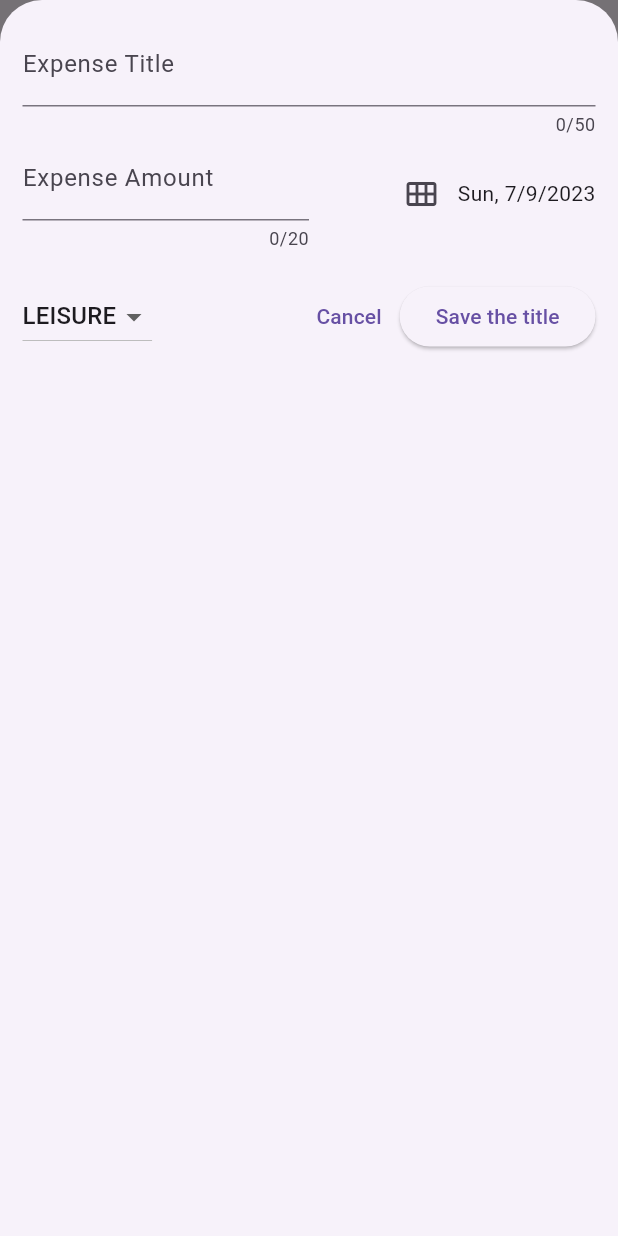
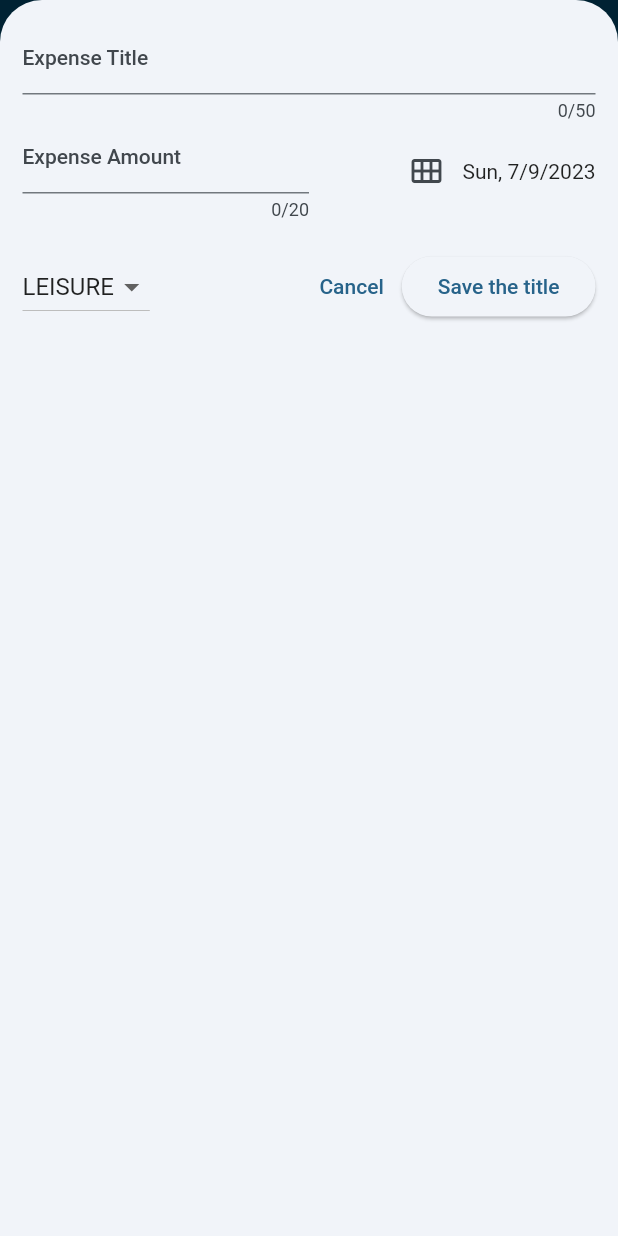
Before and after one commit to MarkMeme/Expenses-Tracker-App, a Flutter app: the screen it shows after launch, after a tap on the "add box" icon, on a phone screen of 412 x 824 dp. Run offline on Flutter 3.47's test engine with Material 2 defaults, Android fonts, the phone set to English and light mode, and no system bars.

Commit message:
theme is done

```diff
--- a/lib/main.dart
+++ b/lib/main.dart
@@ -4,6 +4,11 @@ import 'package:flutter/material.dart';
 void main() {
   runApp(const MyApp());
 }
+
+var kColorScheme = ColorScheme.fromSeed(seedColor: Colors.lightBlue);
+
+var kDarkColorScheme =
+    ColorScheme.fromSeed(seedColor: const Color.fromARGB(255, 59, 32, 104));
 
 class MyApp extends StatelessWidget {
   const MyApp({super.key});
@@ -12,9 +17,23 @@ class MyApp extends StatelessWidget {
   @override
   Widget build(BuildContext context) {
     return MaterialApp(
+      debugShowCheckedModeBanner: false,
       themeMode: ThemeMode.light,
-      debugShowCheckedModeBanner: false,
-      theme: ThemeData(useMaterial3: true),
+      darkTheme: ThemeData().copyWith(
+          colorScheme: kDarkColorScheme,
+          appBarTheme: const AppBarTheme().copyWith(
+              backgroundColor: kDarkColorScheme.onPrimaryContainer,
+              foregroundColor: kDarkColorScheme.primaryContainer,
+              actionsIconTheme:
+                  IconThemeData(color: kDarkColorScheme.onPrimary)),
+          useMaterial3: true),
+      theme: ThemeData().copyWith(
+          colorScheme: kColorScheme,
+          appBarTheme: const AppBarTheme().copyWith(
+              backgroundColor: kColorScheme.onPrimaryContainer,
+              foregroundColor: kColorScheme.primaryContainer,
+              actionsIconTheme: IconThemeData(color: kColorScheme.onPrimary)),
+          useMaterial3: true),
       home: const ExpensesScreen(),
     );
   }
--- a/lib/screens/new_expense_sheet.dart
+++ b/lib/screens/new_expense_sheet.dart
@@ -1,5 +1,3 @@
-import 'dart:ffi';
-
 import 'package:flutter/material.dart';
 import 'package:intl/intl.dart';
 import 'package:expense_tracker_app/models/expense.dart';
@@ -18,7 +16,7 @@ class _NewExpenseSheetState extends State<NewExpenseSheet> {
   var _selectedDate = DateTime.now();
   Category _selectedCategory = Category.leisure;
 
-  var _formKey = GlobalKey<FormState>();
+  final _formKey = GlobalKey<FormState>();
 
   void _presenteDate() async {
     var now = DateTime.now();
```
Also changed, not shown: lib/my_theme_data.dart (added).
